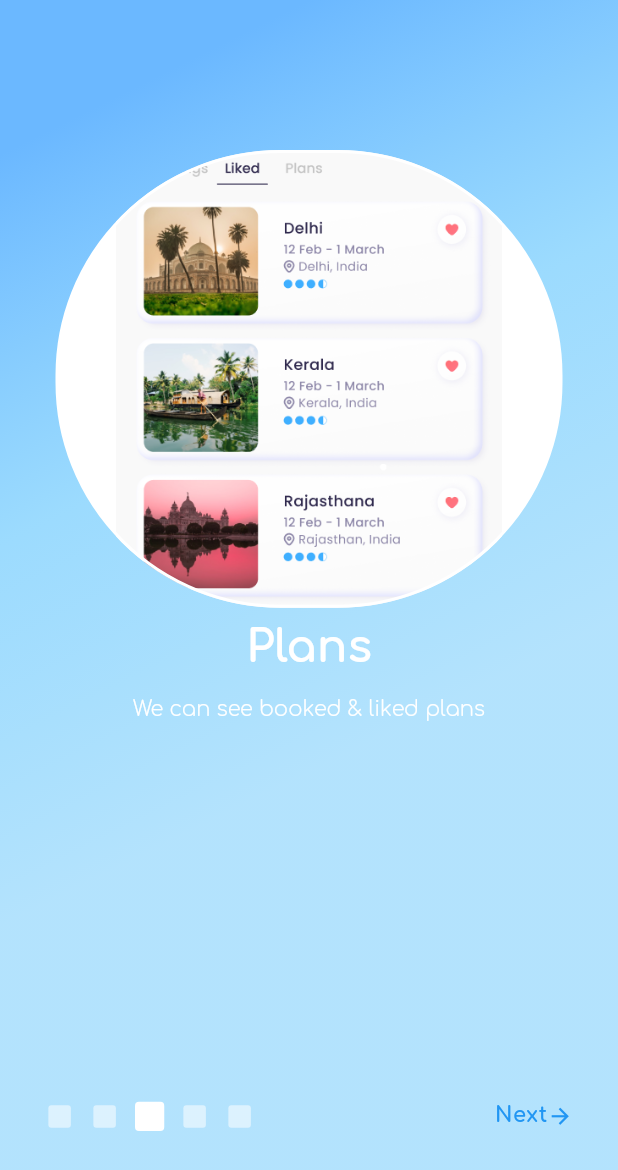
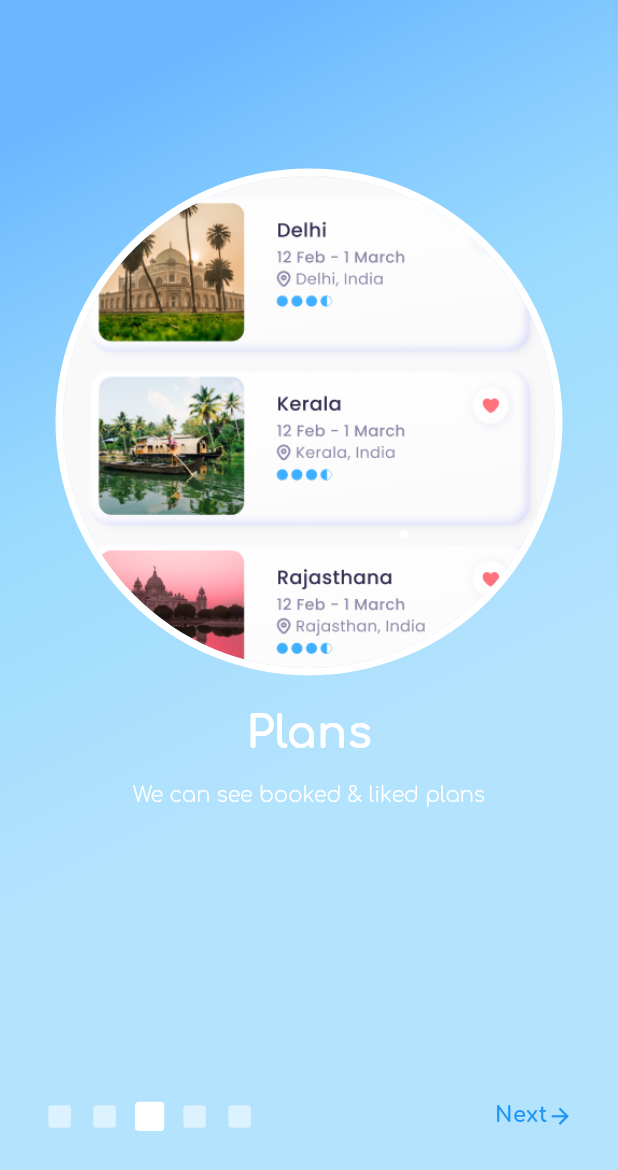
Before and after one commit to ranadhaval/TourEase, a Flutter app: the screen it shows after launch, swiped to page 3, on a phone screen of 412 x 824 dp. Shown: the top 1170 px of the screen. Run offline on Flutter 3.47's test engine with Material 2 defaults, Android fonts, the phone set to English and light mode, and no system bars; drawn by our look-alikes of smooth_page_indicator; our stand-ins replace dio, flutter_svg, get, get_storage, sizer.

Commit message:
Todo Dhaval :-Completed Fontend

```diff
--- a/lib/main.dart
+++ b/lib/main.dart
@@ -20,6 +20,7 @@ class MyApp extends StatefulWidget {
   const MyApp({super.key});
 
   @override
+  // ignore: library_private_types_in_public_api
   _MyAppState createState() => _MyAppState();
 }
 
--- a/lib/pages/Plan/plan.dart
+++ b/lib/pages/Plan/plan.dart
@@ -5,6 +5,7 @@ import 'package:flutter_svg/flutter_svg.dart';
 import 'package:get/get.dart';
 import 'package:tourease/pages/Dashboard/home_controller.dart';
 import 'package:tourease/pages/Plan/plan_controller.dart';
+import 'package:tourease/routes/app_routes.dart';
 import 'package:tourease/theme/app_theme.dart';
 import 'package:tourease/util/_string.dart';
 import 'package:tourease/util/constants.dart';
@@ -52,6 +53,10 @@ class _PlanState extends State<Plan> with SingleTickerProviderStateMixin {
           child: Column(
             children: [
               CustomAppBar(
+                  onTap: () {
+                      homeController.index = Constant.INT_ONE;
+            homeController.update();
+                  },
                   title: Strings.plans,
                   space: Constant.SIZE50,
                   leftPadding: Constant.planAppbarLeftPadding,
--- a/lib/pages/Signup/signup.dart
+++ b/lib/pages/Signup/signup.dart
@@ -45,6 +45,9 @@ class _SignUpState extends State<SignUp> {
                       CustomAppBar(
                           title: Strings.createAccount,
                           space: Constant.SIZE50,
+                          onTap: () {
+                            Get.back();
+                          },
                           leftPadding: Constant.signUpeAppbarLeftPadding,
                           rightPadding: Constant.signUpeAppbarRightPadding,
                           bottomPadding: Constant.signUpeAppbarBottomPadding),
--- a/lib/pages/Tutoriual/tutorial.dart
+++ b/lib/pages/Tutoriual/tutorial.dart
@@ -158,17 +158,16 @@ class _TutorialState extends State<Tutorial> {
               left: Constant.skip2LeftPadding,
               right: Constant.skip2RightPadding,
               top: Constant.skip2TopPadding),
-          child: Container(
-            height: MediaQuery.of(context).size.height / Constant.skip2Height,
-            decoration: BoxDecoration(
-                color: AppTheme.colorWhite,
-                border: Border.all(
-                    color: AppTheme.colorWhite,
-                    width: Constant.skip2CircleWidth),
-                borderRadius: BorderRadius.circular(Constant.skip2CircleRadius),
-                image: DecorationImage(
-                  image: AssetImage(image),
-                )),
+          child: CircleAvatar(
+            radius: height * Constant.skip2CircleRadius,
+            backgroundColor: AppTheme.colorWhite,
+            child: Padding(
+              padding: const EdgeInsets.all(Constant.FIVE),
+              child: CircleAvatar(
+                radius: height * Constant.skip2CircleRadius,
+                backgroundImage: AssetImage(image),
+              ),
+            ),
           ),
         ),
         CustomText(
--- a/lib/theme/app_theme.dart
+++ b/lib/theme/app_theme.dart
@@ -8,6 +8,12 @@ class AppTheme {
   static const Color colorWhite54 = Colors.white54;
 
   static Color themeColor = HexColor('#4bb6ff');
+  static const Color colorWhite30 = Colors.white30;
+  static const Color colorWhite38 = Colors.white38;
+  static const Color colorWhite60 = Colors.white60;
+
+  // static const Color colorWhite = Colors.white;
+
   static const Color colorWhite = Colors.white;
   static const Color colorblack = Colors.black;
   static const Color colorblack12 = Colors.black12;
--- a/lib/util/constants.dart
+++ b/lib/util/constants.dart
@@ -126,9 +126,8 @@ class Constant {
   static const double skip2LeftPadding = 37;
   static const double skip2RightPadding = 37;
   static const double skip2TopPadding = 100;
-  static const double skip2Height = 2.7;
-  static const double skip2CircleWidth = 2;
-  static const double skip2CircleRadius = 150;
+
+  static const double skip2CircleRadius = 0.22;
   static const double skip2TextHeight = 1.5;
   static const double skip2TitleSize = 30;
   static const double skip2TitleDiscriptionPadding = 10;
@@ -328,7 +327,9 @@ class Constant {
   static const double detailSecondHeadingTopPadding = 7;
 
   static const double detailMapCircleRadius = 50;
-  static const double detailMapCircleContentPadding = 12;
+  static const double detailMapCircleContentPadding = 10;
+  static const double detailMapCircleContentTopPadding = 8;
+
   static const double detailMapCircleSize = 15;
   static const double detailMapTitleLeftPadding = 20;
   static const double detailMapTitleBottomPadding = 5;
@@ -426,7 +427,7 @@ class Constant {
   static const double profileTileTitleBottomPadding = 10;
   static const double profileTileTitleSize = 12;
   static const double profileSubTileTitleSize = 10;
-  static const double editButtonTopPadding = 30;
+  static const double editButtonTopPadding = 20;
 
   // Edit profile Page
   static const double editProfileBodyRightPadding = 30;
@@ -440,9 +441,9 @@ class Constant {
   static const double editProfileCircleBottomPadding = 35;
   static const double editProfileBodyCircleHeight = 0.125;
   static const double editProfileBodyCircleWidth = 3;
-  static const double editProfileBodyCircleRadius = 50;
+  static const double editProfileBodyCircleRadius = 45;
   static const double editCircleBottomPaadding = 5;
-  static const double editCircleTopPadding = 17;
+  static const double editCircleRightPadding = 0.04;
   static const double editCircleRadius = 15;
   static const double saveButtonPadding = 30;
   static const double spacePaddingBtwMaleAndBod = 10;
@@ -540,7 +541,11 @@ class Constant {
   static const double paymentCardHeight = 0.27;
   static const double addNewCardRightPadding = 7;
   static const double addNewCardSize = 14;
-  static const double addNewCardTitleSpaceRightPadding = 7;
+  static const double addNewCardTitleSpaceBetwwen = 8;
+
+  static const double addNewCardTitleSpaceRightPadding = 0.05;
+  static const double addNewCardTitleSpaceTopPadding = 10;
+
   static const double addNewCardPointerIconSize = 16;
   static const double payButtonBottomPadding = 50;
   static const double priceTileLeftPadding = 30;
```
Also changed, not shown: lib/pages/Dashboard/event_detail.dart (+15 -6 lines), lib/pages/Payments/Payment_page2.dart (+14 -3 lines), lib/pages/Profile/profile.dart (+8 -9 lines).
